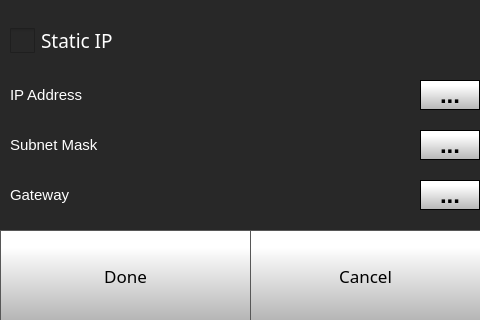
FracktalWorks/Julia2018ExtendedTouchUI, file octoprint_Julia2018ExtendedTouchUI/mainGUI.ui: the form before one commit.
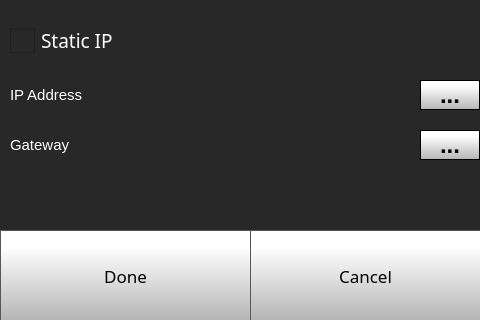
The form after the commit. The open tabs and pages were chosen to show the change. Icons and pictures are not drawn.

Commit message: Added screens and using dhcpd

The edit to the form file:
```diff
--- a/octoprint_Julia2018ExtendedTouchUI/mainGUI.ui
+++ b/octoprint_Julia2018ExtendedTouchUI/mainGUI.ui
@@ -2775,35 +2775,11 @@
         <string>IP Address</string>
        </property>
       </widget>
-      <widget class="QLabel" name="ethStaticNetmaskLabel">
-       <property name="geometry">
-        <rect>
-         <x>10</x>
-         <y>60</y>
-         <width>110</width>
-         <height>30</height>
-        </rect>
-       </property>
-       <property name="font">
-        <font>
-         <family>MS Shell Dlg 2</family>
-         <pointsize>11</pointsize>
-         <weight>50</weight>
-         <bold>false</bold>
-        </font>
-       </property>
-       <property name="styleSheet">
-        <string notr="true">color: rgb(255, 255, 255);</string>
-       </property>
-       <property name="text">
-        <string>Subnet Mask</string>
-       </property>
-      </widget>
       <widget class="QLabel" name="ethStaticGatewayLabel">
        <property name="geometry">
         <rect>
          <x>10</x>
-         <y>110</y>
+         <y>60</y>
          <width>110</width>
          <height>30</height>
         </rect>
@@ -2879,7 +2855,7 @@
        <property name="geometry">
         <rect>
          <x>420</x>
-         <y>110</y>
+         <y>60</y>
          <width>60</width>
          <height>30</height>
         </rect>
```
Left out of the diff: 54 changed lines with no effect on the pictures. The commit also changes 3 other files.
